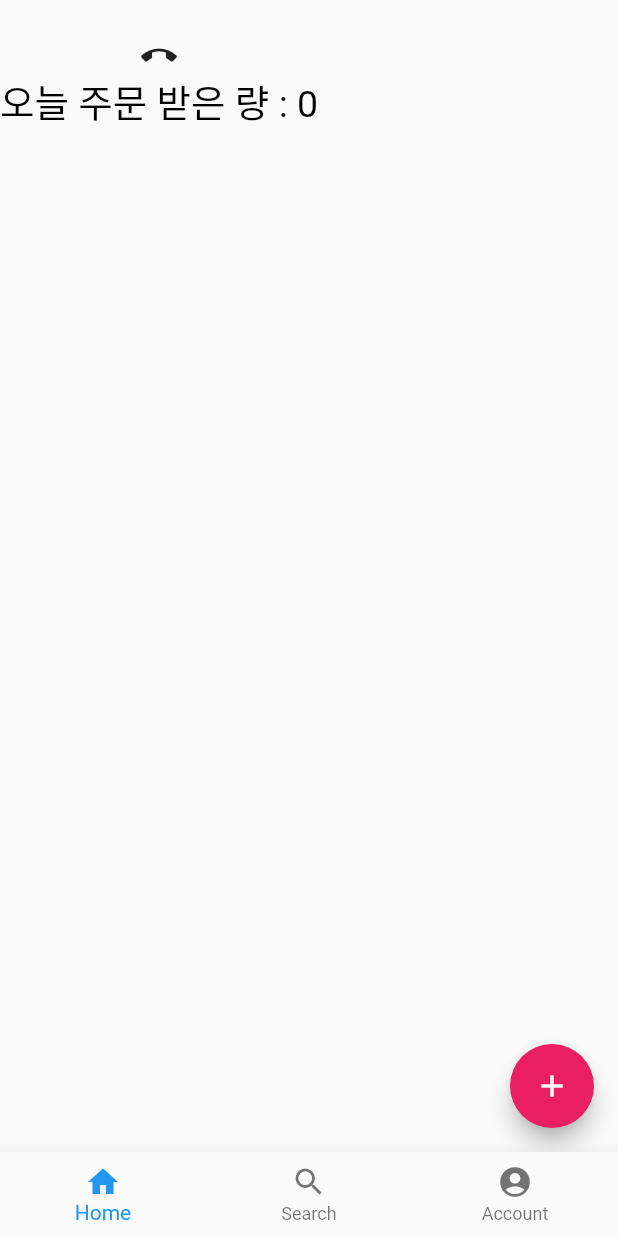
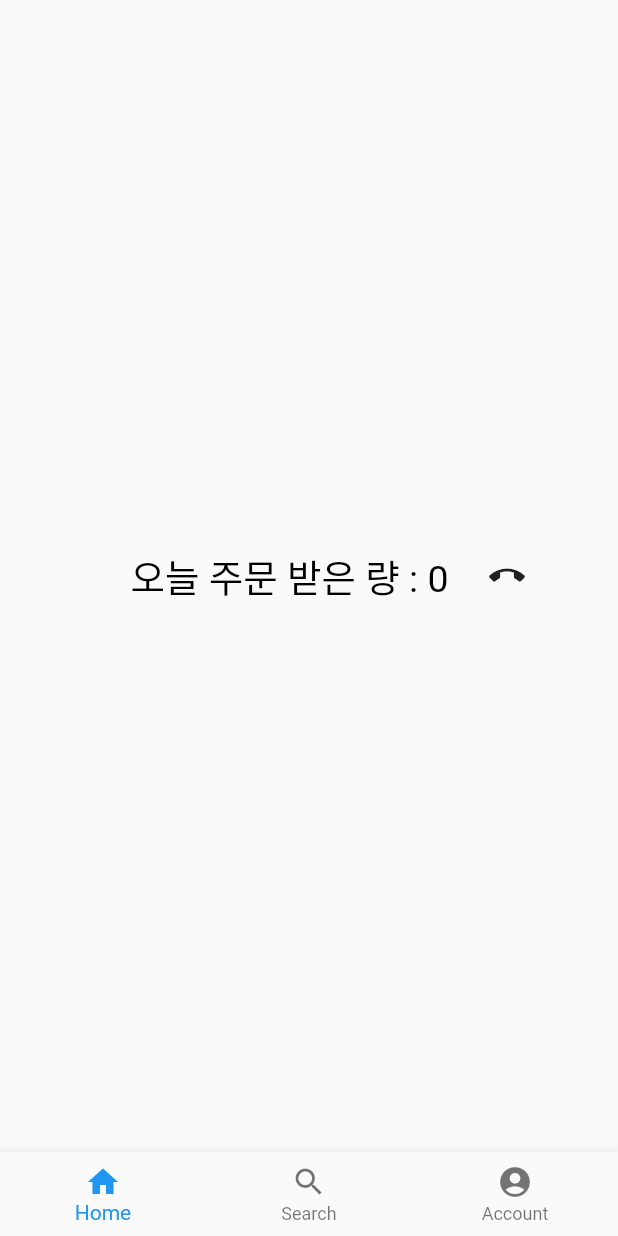
Before and after one commit to ungchun/capstoneDesignStore, a Flutter app: the screen it shows after launch, on a phone screen of 412 x 824 dp. Run offline on Flutter 3.47's test engine with Material 2 defaults, Android fonts, the phone set to English and light mode, and no system bars.

Commit message:
20_10_18_01

```diff
--- a/capstone_store/lib/store/store_page.dart
+++ b/capstone_store/lib/store/store_page.dart
@@ -13,22 +13,22 @@ class _Store_PageState extends State<Store_Page> {
     return Scaffold(
       body: Center(
           child: Container(
-        child: Row(children: <Widget>[
-          Column(children: <Widget>[
-            Padding(padding: EdgeInsets.fromLTRB(44, 25, 0, 0)),
-            Icon(Icons.call_end),
+        child: Column(
+            mainAxisAlignment: MainAxisAlignment.spaceEvenly,
+            children: <Widget>[
+              Row(mainAxisAlignment: MainAxisAlignment.end, children: <Widget>[
                 Text(
                   '오늘 주문 받은 량 : $_order_counter',
                   style: TextStyle(color: Colors.black, fontSize: 25),
                 ),
+                Padding(padding: EdgeInsets.fromLTRB(0, 25, 15, 25)),
+                IconButton(
+                    icon: Icon(Icons.call_end),
+                    onPressed: _increase_order_counter),
+                Padding(padding: EdgeInsets.fromLTRB(0, 25, 50, 25)),
               ]),
             ]),
       )),
-      floatingActionButton: FloatingActionButton(
-        onPressed: _increase_order_counter,
-        tooltip: 'increase',
-        child: Icon(Icons.add),
-      ),
     );
   }
 
```
Also changed, not shown: capstone_store/lib/setting.dart (+16 -1 lines), capstone_store/lib/받은거.dart (added, +179 -0 lines), capstone_store/lib/now_time.dart (deleted). Lines whose indentation alone changed are shown as unchanged.
